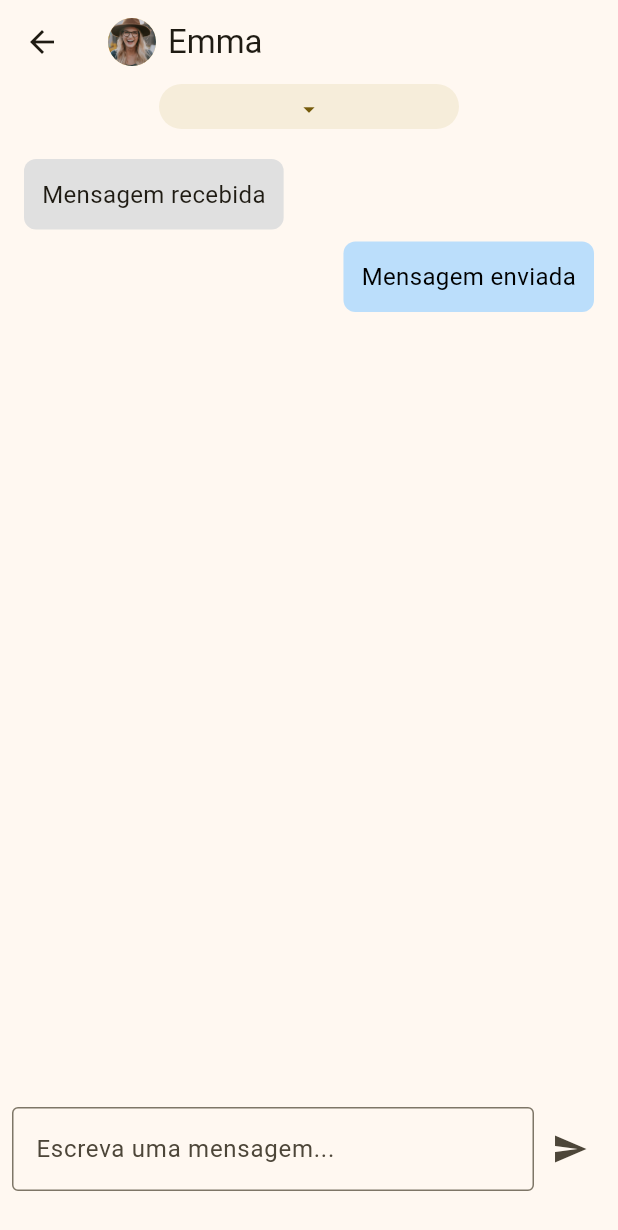
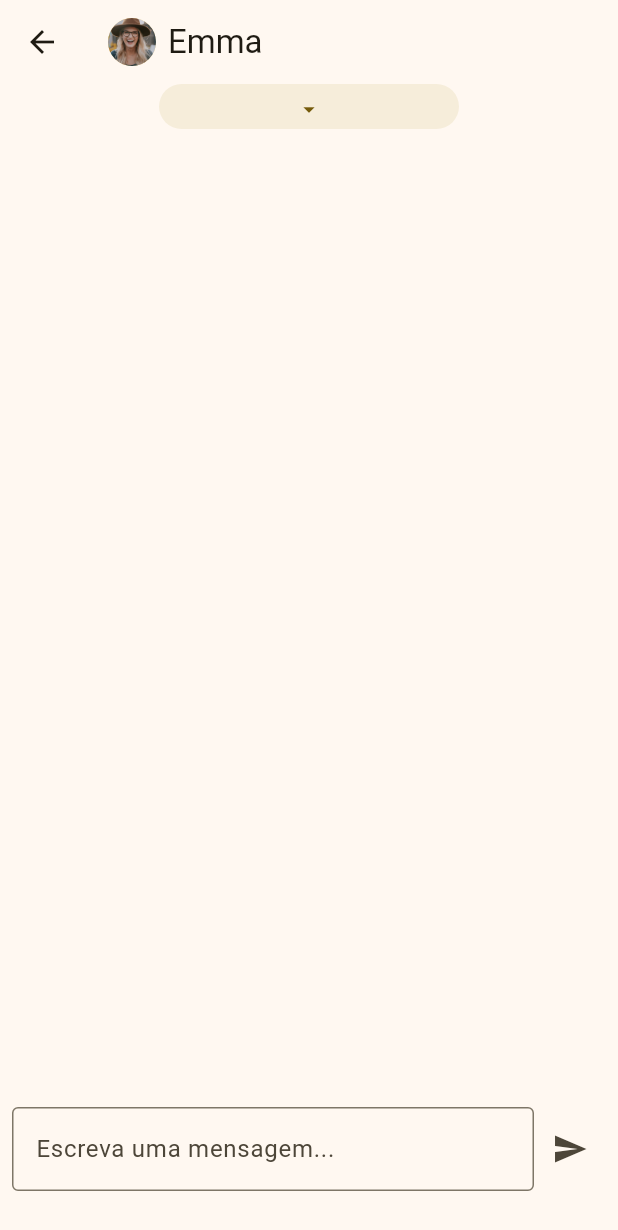
Before and after one commit to goncaloosimoes/ReadCycle, a Flutter app: the ChatScreen screen opened directly, after a tap on "Emma", on a phone screen of 412 x 824 dp. Shown: the top 1230 px of the screen. Run offline on Flutter 3.47's test engine with Material 3 defaults, Android fonts, the phone set to English and light mode, and no system bars; our stand-ins replace image_picker; missing offline and left inert: location_picker_flutter_map.

Commit message:
mais muita coisa nos chats

```diff
--- a/read_cycle/lib/classes/chat.dart
+++ b/read_cycle/lib/classes/chat.dart
@@ -1,14 +1,20 @@
 import 'package:read_cycle/classes/book.dart';
+import 'package:read_cycle/classes/message.dart';
 import 'package:read_cycle/classes/user.dart';
 
 class Chat {
   User user;
+  bool read;
   List<Book> myBooks;
   List<Book> otherBooks;
+  List<Message> messages;
+  Message get lastMessage => messages.last;
 
   Chat({
     required this.user,
+    this.read = false,
     required this.myBooks,
     required this.otherBooks,
+    required this.messages,
   });
 }
--- /dev/null
+++ b/read_cycle/lib/classes/message.dart
@@ -0,0 +1,9 @@
+class Message {
+  bool fromUser; // True if from the current user
+  String text;
+
+  Message({
+    required this.text,
+    required this.fromUser,
+  });
+}
--- /dev/null
+++ b/read_cycle/lib/data/chats.dart
@@ -0,0 +1,6 @@
+import 'package:read_cycle/classes/chat.dart';
+import 'package:read_cycle/data/users.dart';
+
+List<Chat> chats = [
+  for (var user in appUsers) Chat(user: user, myBooks: [], otherBooks: [], messages: [], read: false),
+];
--- a/read_cycle/lib/pages/book_details_screen.dart
+++ b/read_cycle/lib/pages/book_details_screen.dart
@@ -1,5 +1,6 @@
 import 'package:flutter/material.dart';
 import 'package:read_cycle/classes/post.dart';
+import 'package:read_cycle/data/chats.dart';
 import 'package:read_cycle/data/time.dart';
 import 'package:read_cycle/pages/chat_detail_screen.dart';
 import 'package:read_cycle/pages/others_profile_screen.dart';
@@ -185,7 +186,7 @@ class _BookDetailsScreen extends State<BookDetailsScreen> {
                       Navigator.push(
                         context,
                         MaterialPageRoute(
-                          builder: (context) => ChatDetailScreen(chatUser: post.postUser,),
+                          builder: (context) => ChatDetailScreen(chat: chats.firstWhere((chat) => chat.user == post.postUser)),
                         ),
                       )
                     },
--- a/read_cycle/lib/pages/chat_detail_screen.dart
+++ b/read_cycle/lib/pages/chat_detail_screen.dart
@@ -1,15 +1,17 @@
 import 'package:flutter/material.dart';
 import 'package:read_cycle/classes/book.dart';
-import 'package:read_cycle/classes/user.dart';
+import 'package:read_cycle/classes/chat.dart';
+import 'package:read_cycle/classes/message.dart';
 import 'package:read_cycle/components/book_small_button.dart';
 import 'package:read_cycle/components/book_small_tile.dart';
+import 'package:read_cycle/components/message_widget.dart';
 import 'package:read_cycle/data/fiction_books.dart';
 import 'package:read_cycle/data/users.dart';
 
 class ChatDetailScreen extends StatefulWidget {
-  final User chatUser;
+  final Chat chat;
 
-  const ChatDetailScreen({super.key, required this.chatUser});
+  const ChatDetailScreen({super.key, required this.chat});
 
   @override
   State<StatefulWidget> createState() => _MainState();
@@ -17,6 +19,19 @@ class ChatDetailScreen extends StatefulWidget {
 class _MainState extends State<ChatDetailScreen> {
 
   bool _tradeMenuOpen = false;
+  final TextEditingController _textController = TextEditingController();
+  final ScrollController _scrollController = ScrollController();
+
+  @override
+  void initState() {
+    super.initState();
+  }
+
+  @override
+  void dispose() {
+    _textController.dispose();
+    super.dispose();
+  }
 
   List<Book> myBooks = [];
 
@@ -29,6 +44,28 @@ class _MainState extends State<ChatDetailScreen> {
     appFictionBooks[2],
   ];
 
+  void scrollChat() {
+    WidgetsBinding.instance.addPostFrameCallback((_) {
+      _scrollController.animateTo(
+        _scrollController.position.maxScrollExtent,
+        duration: Duration(milliseconds: 300),
+        curve: Curves.easeOut,
+      );
+    });
+  }
+
+  void sendMessage() {
+    if (_textController.text.isEmpty) {
+      return;
+    }
+
+    setState(() {
+      widget.chat.messages.add(Message(text: _textController.text, fromUser: true));
+    });
+    _textController.clear();
+    scrollChat();
+  }
+
   @override
   Widget build(BuildContext context) {
 
@@ -38,12 +75,12 @@ class _MainState extends State<ChatDetailScreen> {
           children: [
             CircleAvatar(
               backgroundImage: AssetImage(
-                widget.chatUser.profileImagePath
+                widget.chat.user.profileImagePath
               ),
               radius: 16,
             ),
             SizedBox(width: 8),
-            Text(widget.chatUser.name),
+            Text(widget.chat.user.name),
           ],
         ),
         bottom: PreferredSize(
@@ -87,39 +124,13 @@ class _MainState extends State<ChatDetailScreen> {
             mainAxisSize: MainAxisSize.min,
             children: [
               Expanded(
-                child: ListView(
+                child: ListView.builder(
+                  controller: _scrollController,
                   padding: EdgeInsets.all(16.0),
-                  children: <Widget>[
-                    // Exemplo de mensagens
-                    Align(
-                      alignment: Alignment.centerLeft,
-                      child: Container(
-                        padding: EdgeInsets.all(12),
-                        margin: EdgeInsets.symmetric(vertical: 4),
-                        decoration: BoxDecoration(
-                          color: Colors.grey[300],
-                          borderRadius: BorderRadius.circular(8),
-                        ),
-                        child: Text('Mensagem recebida', style: TextStyle(fontSize: 16)),
-                      ),
-                    ),
-                    Align(
-                      alignment: Alignment.centerRight,
-                      child: Container(
-                        padding: EdgeInsets.all(12),
-                        margin: EdgeInsets.symmetric(vertical: 4),
-                        decoration: BoxDecoration(
-                          color: Theme.of(context).primaryColorLight,
-                          borderRadius: BorderRadius.circular(8),
-                        ),
-                        child: Text(
-                          'Mensagem enviada',
-                          style: TextStyle(fontSize: 16, color: const Color.fromARGB(255, 0, 0, 0)),
-                        ),
-                      ),
-                    ),
-                    // TODO: Adicione mais mensagens conforme necessário (criar widget mensagem)
-                  ],
+                  itemCount: widget.chat.messages.length,
+                  itemBuilder: (context, index) {
+                    return MessageWidget(message: widget.chat.messages[index]);
+                  },
                 ),
               ),
             ],
@@ -181,7 +192,7 @@ class _MainState extends State<ChatDetailScreen> {
                                   Padding(
                                     padding: EdgeInsets.only(bottom: 10),
                                     child: CircleAvatar(
-                                      backgroundImage: AssetImage(widget.chatUser.profileImagePath),
+                                      backgroundImage: AssetImage(widget.chat.user.profileImagePath),
                                       radius: 16,
                                     )
                                   ),
@@ -233,7 +244,6 @@ class _MainState extends State<ChatDetailScreen> {
                                       });
                                       booksToAddBackup.clear();
                                       booksToAddBackup.addAll(booksToAdd);
-                                      print("backkup: $booksToAddBackup");
                                       showDialog(
                                         context: context,
                                         builder: (context) {
@@ -256,13 +266,9 @@ class _MainState extends State<ChatDetailScreen> {
                                                   TextButton(
                                                     onPressed: () {
                                                       setState(() {
-                                                        print("clear");
-                                                        print("backup: $booksToAddBackup");
                                                         myBooks.clear();
                                                         myBooks.addAll(booksToAddBackup);
-                                                        print("myBooks: $myBooks");
                                                         booksToAdd.clear(); booksToAdd.addAll(booksToAddBackup);
-                                                        print("booksToAdd: $booksToAdd");
                                                       });
                                                       Navigator.of(context).pop();
                                                     },
@@ -323,16 +329,20 @@ class _MainState extends State<ChatDetailScreen> {
           children: <Widget>[
             Expanded(
               child: TextField(
+                controller: _textController,
                 decoration: InputDecoration(
                   hintText: 'Escreva uma mensagem...',
                   border: OutlineInputBorder(),
                 ),
+                onSubmitted: (value) {
+                  sendMessage();
+                },
               ),
             ),
             IconButton(
               icon: Icon(Icons.send),
               onPressed: () {
-                // TODO: Ação ao enviar mensagem
+                sendMessage();
               },
             ),
           ],
--- a/read_cycle/lib/pages/chat_screen.dart
+++ b/read_cycle/lib/pages/chat_screen.dart
@@ -1,17 +1,18 @@
 import 'package:flutter/material.dart';
-import 'package:read_cycle/data/users.dart';
+import 'package:read_cycle/data/chats.dart';
 import 'chat_detail_screen.dart';
 
-class ChatScreen extends StatelessWidget {
+class ChatScreen extends StatefulWidget {
   const ChatScreen({super.key});
 
   @override
+  State<ChatScreen> createState() => _MainState();
+}
+
+class _MainState extends State<ChatScreen> {
+
+  @override
   Widget build(BuildContext context) {
-    final List<Map<String, dynamic>> chats = [
-      {'user': appUsers[0], 'lastMessage': 'Última mensagem...', 'read': false},
-      {'user': appUsers[1], 'lastMessage': 'Última mensagem...', 'read': true},
-    ];
-
     return Scaffold(
       appBar: AppBar(
         backgroundColor: Theme.of(context).colorScheme.inversePrimary,
@@ -42,22 +43,22 @@ class ChatScreen extends StatelessWidget {
               child: ListTile(
                 leading: CircleAvatar(
                   backgroundImage: AssetImage(
-                    chats[index]['user'].profileImagePath,
+                    chats[index].user.profileImagePath,
                   ),
                   radius: 25,
                 ),
                 title: Text(
-                  chats[index]['user'].name,
+                  chats[index].user.name,
                   style: TextStyle(
                     fontWeight: FontWeight.bold,
                     fontSize: 18, // Aumentar o tamanho da fonte
                   ),
                 ),
                 subtitle: Text(
-                  chats[index]['lastMessage'],
+                  (chats[index].messages.isNotEmpty) ? chats[index].lastMessage.text : '',
                   style: TextStyle(
                     fontWeight:
-                        chats[index]['read']
+                        chats[index].read
                             ? FontWeight.normal
                             : FontWeight.w900,
                   ),
@@ -67,14 +68,14 @@ class ChatScreen extends StatelessWidget {
                   color: Theme.of(context).primaryColor,
                 ),
                 onTap: () {
+                  chats[index].read = true;
                   Navigator.push(
                     context,
                     MaterialPageRoute(
-                      builder:
-                          (context) =>
-                              ChatDetailScreen(chatUser: chats[index]['user']),
-                    ),
-                  );
+                      builder: (context) => ChatDetailScreen(chat: chats[index])),
+                  ).then((value) {
+                    setState(() {}); // Dá reload quando volta (para atualizar a última mensagem)
+                  });
                 },
               ),
             );
```
Also changed, not shown: read_cycle/lib/components/message_widget.dart (added, +27 -0 lines).
